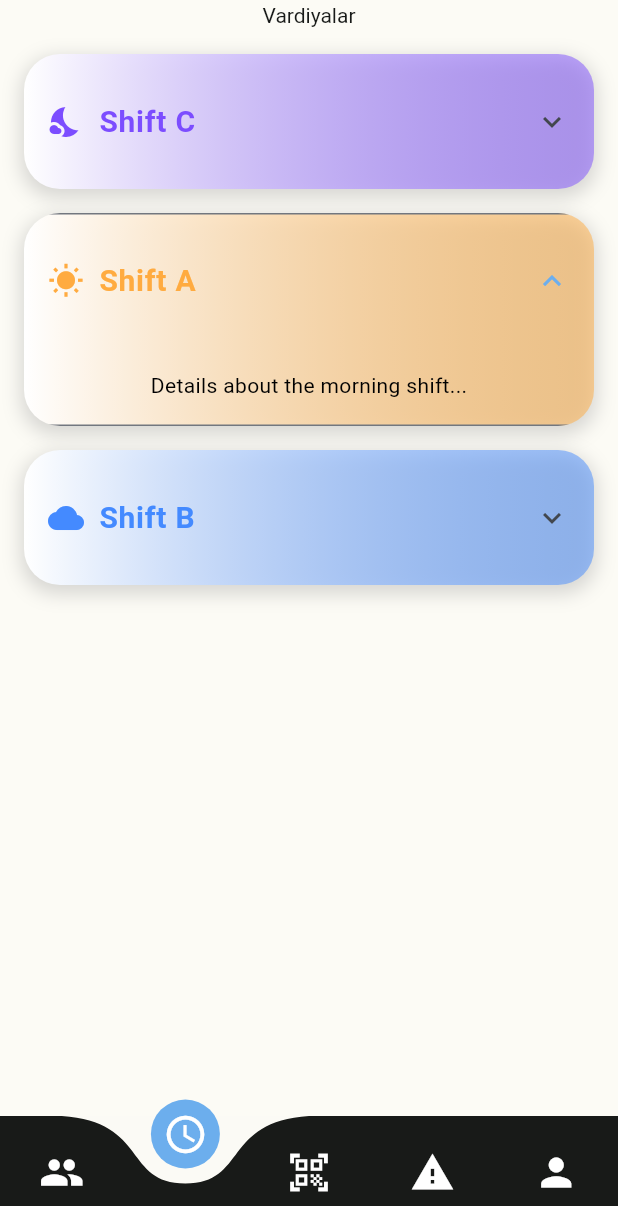
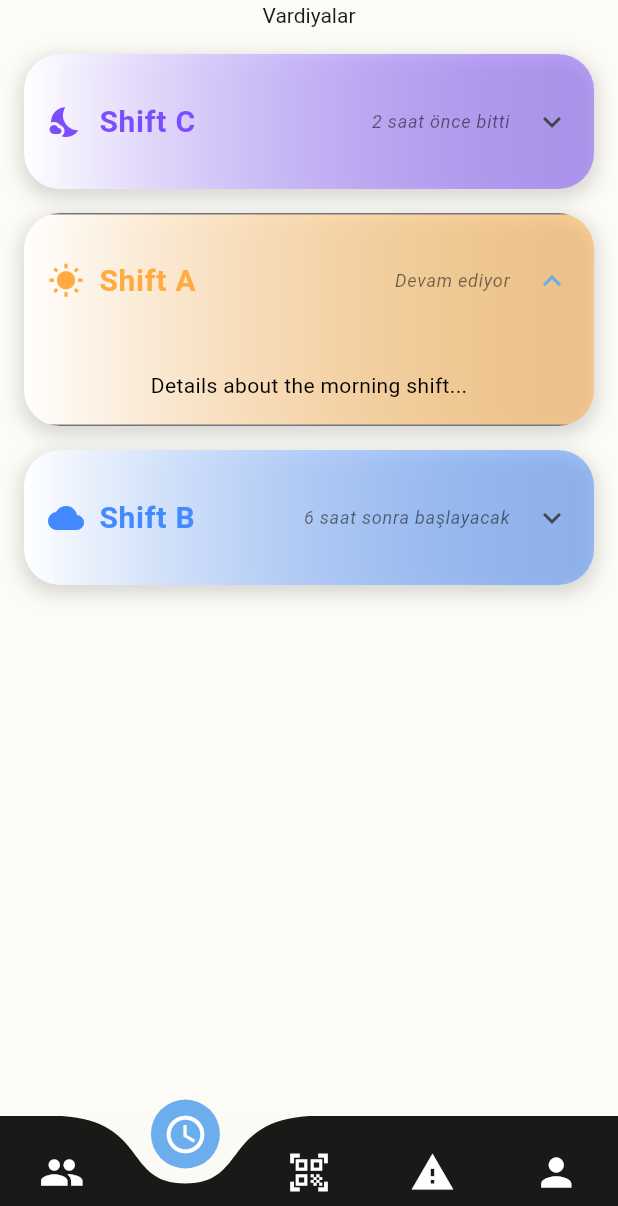
Before and after one commit to betbies/teknik, a Flutter app: the screen it shows after launch, item 2 of the bottom bar chosen, on a phone screen of 412 x 824 dp, the part 30-1236 px from its top. Run offline on Flutter 3.47's test engine with Material 3 defaults, Android fonts, the phone set to English and light mode, and no system bars; drawn by our look-alikes of curved_navigation_bar; our stand-ins replace google_fonts; missing offline and left inert: mobile_scanner.

Commit message:
Değişiklik mesajı

```diff
--- a/lib/pages/shifts.dart
+++ b/lib/pages/shifts.dart
@@ -17,36 +17,108 @@ class ShiftsPage extends StatelessWidget {
     // Şu anki vardiyaya göre sıralamayı belirliyoruz
     if (isShiftA) {
       shifts = [
-        _buildShiftTile('Shift C', Icons.nights_stay, Colors.deepPurpleAccent,
-            'Details about the night shift...', false),
+        _buildShiftTile(
+            'Shift C',
+            Icons.nights_stay,
+            Colors.deepPurpleAccent,
+            'Details about the night shift...',
+            false,
+            0,
+            currentHour,
+            true,
+            false),
         const SizedBox(height: 16),
-        _buildShiftTile('Shift A', Icons.wb_sunny, Colors.orangeAccent,
-            'Details about the morning shift...', true),
+        _buildShiftTile(
+            'Shift A',
+            Icons.wb_sunny,
+            Colors.orangeAccent,
+            'Details about the morning shift...',
+            true,
+            8,
+            currentHour,
+            false,
+            false),
         const SizedBox(height: 16),
-        _buildShiftTile('Shift B', Icons.cloud, Colors.blueAccent,
-            'Details about the evening shift...', false),
+        _buildShiftTile(
+            'Shift B',
+            Icons.cloud,
+            Colors.blueAccent,
+            'Details about the evening shift...',
+            false,
+            16,
+            currentHour,
+            false,
+            true),
       ];
     } else if (isShiftB) {
       shifts = [
-        _buildShiftTile('Shift A', Icons.wb_sunny, Colors.orangeAccent,
-            'Details about the morning shift...', false),
+        _buildShiftTile(
+            'Shift A',
+            Icons.wb_sunny,
+            Colors.orangeAccent,
+            'Details about the morning shift...',
+            false,
+            8,
+            currentHour,
+            false,
+            true),
         const SizedBox(height: 16),
-        _buildShiftTile('Shift B', Icons.cloud, Colors.blueAccent,
-            'Details about the evening shift...', true),
+        _buildShiftTile(
+            'Shift B',
+            Icons.cloud,
+            Colors.blueAccent,
+            'Details about the evening shift...',
+            true,
+            16,
+            currentHour,
+            false,
+            false),
         const SizedBox(height: 16),
-        _buildShiftTile('Shift C', Icons.nights_stay, Colors.deepPurpleAccent,
-            'Details about the night shift...', false),
+        _buildShiftTile(
+            'Shift C',
+            Icons.nights_stay,
+            Colors.deepPurpleAccent,
+            'Details about the night shift...',
+            false,
+            0,
+            currentHour,
+            true,
+            false),
       ];
     } else {
       shifts = [
-        _buildShiftTile('Shift B', Icons.cloud, Colors.blueAccent,
-            'Details about the evening shift...', false),
+        _buildShiftTile(
+            'Shift B',
+            Icons.cloud,
+            Colors.blueAccent,
+            'Details about the evening shift...',
+            false,
+            16,
+            currentHour,
+            true,
+            false),
         const SizedBox(height: 16),
-        _buildShiftTile('Shift C', Icons.nights_stay, Colors.deepPurpleAccent,
-            'Details about the night shift...', true),
+        _buildShiftTile(
+            'Shift C',
+            Icons.nights_stay,
+            Colors.deepPurpleAccent,
+            'Details about the night shift...',
+            true,
+            0,
+            currentHour,
+            false,
+            false),
         const SizedBox(height: 16),
-        _buildShiftTile('Shift A', Icons.wb_sunny, Colors.orangeAccent,
-            'Details about the morning shift...', false),
+        _buildShiftTile(
+            'Shift A',
+            Icons.wb_sunny,
+            Colors.orangeAccent,
+            'Details about the morning shift...',
+            false,
+            8,
+            currentHour,
+            false,
+            true),
       ];
     }
 
@@ -64,15 +136,50 @@ class ShiftsPage extends StatelessWidget {
     );
   }
 
+  // Vardiyanın kaç saat önce bittiğini hesaplayan fonksiyon
+  String _hoursAgo(int shiftEndHour, int currentHour) {
+    if (currentHour < shiftEndHour) {
+      return ''; // Henüz bitmemiş vardiya için boş dön.
+    } else {
+      int hoursAgo = currentHour - shiftEndHour;
+      return '$hoursAgo saat önce bitti';
+    }
+  }
+
+  // Vardiyanın kaç saat sonra başlayacağını hesaplayan fonksiyon
+  String _hoursUntil(int shiftStartHour, int currentHour) {
+    if (currentHour >= shiftStartHour && currentHour < (shiftStartHour + 8)) {
+      return ''; // Vardiya devam ediyorsa boş döner.
+    } else if (currentHour >= (shiftStartHour + 8)) {
+      return ''; // Vardiya bitmişse boş döner.
+    } else {
+      int hoursUntil = shiftStartHour - currentHour;
+      return '$hoursUntil saat sonra başlayacak';
+    }
+  }
+
   Widget _buildShiftTile(
     String title,
     IconData icon,
     Color color,
     String content,
     bool isInitiallyExpanded,
+    int shiftHour, // Vardiyanın başlangıç saati
+    int currentHour, // Şu anki saat
+    bool isPastShift, // Vardiya bitti mi?
+    bool isFutureShift, // Vardiya henüz başlamadı mı?
   ) {
     // Arka plan renginin opaklığını yarıya düşür
     Color backgroundColor = color.withOpacity(0.5);
+
+    String statusText;
+    if (isPastShift) {
+      statusText = _hoursAgo(shiftHour + 8, currentHour); // Vardiya bitiş saati
+    } else if (isFutureShift) {
+      statusText = _hoursUntil(shiftHour, currentHour);
+    } else {
+      statusText = 'Devam ediyor';
+    }
 
     return Container(
       decoration: BoxDecoration(
@@ -96,6 +203,10 @@ class ShiftsPage extends StatelessWidget {
         child: ExpansionTile(
           tilePadding: const EdgeInsets.all(16),
           title: Row(
+            mainAxisAlignment: MainAxisAlignment
+                .spaceBetween, // İkon ve metin arasındaki boşluğu ayarlama
+            children: [
+              Row(
                 children: [
                   Icon(icon, color: color),
                   const SizedBox(width: 10),
@@ -105,6 +216,17 @@ class ShiftsPage extends StatelessWidget {
                       color: color,
                       fontWeight: FontWeight.bold,
                       fontSize: 20,
+                    ),
+                  ),
+                ],
+              ),
+              // Kutu kapalıyken durum bilgisini gösteriyoruz
+              Text(
+                statusText,
+                style: const TextStyle(
+                  color: Colors.black54,
+                  fontSize: 12,
+                  fontStyle: FontStyle.italic,
                 ),
               ),
             ],
```
Lines whose indentation alone changed are shown as unchanged.
